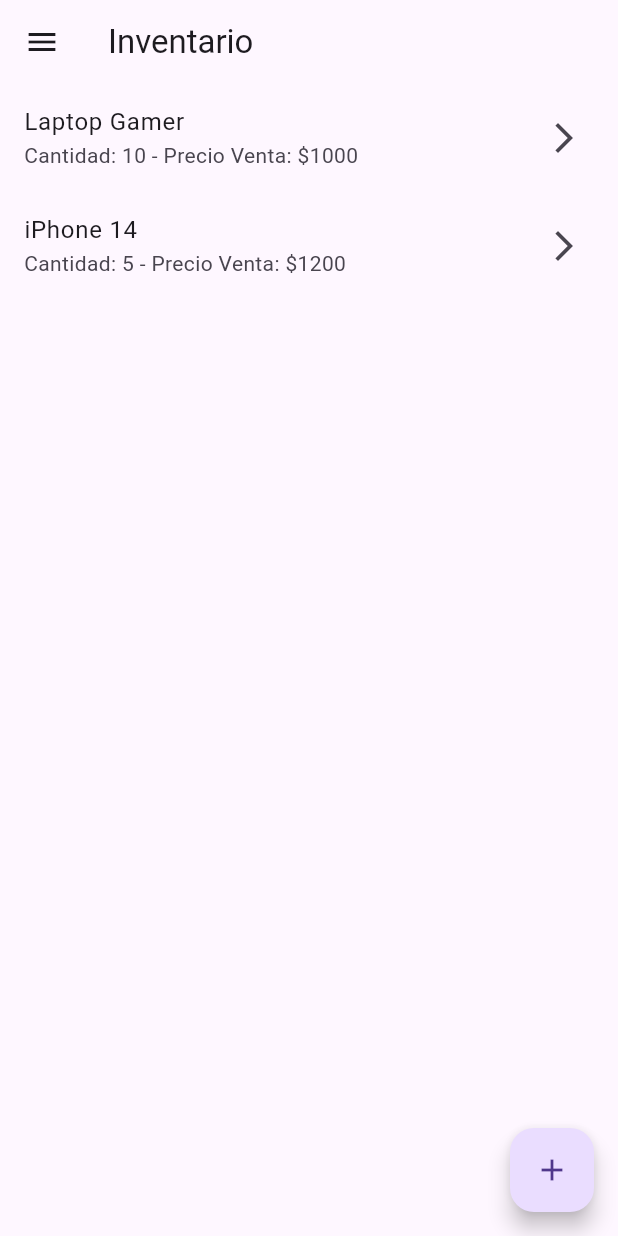
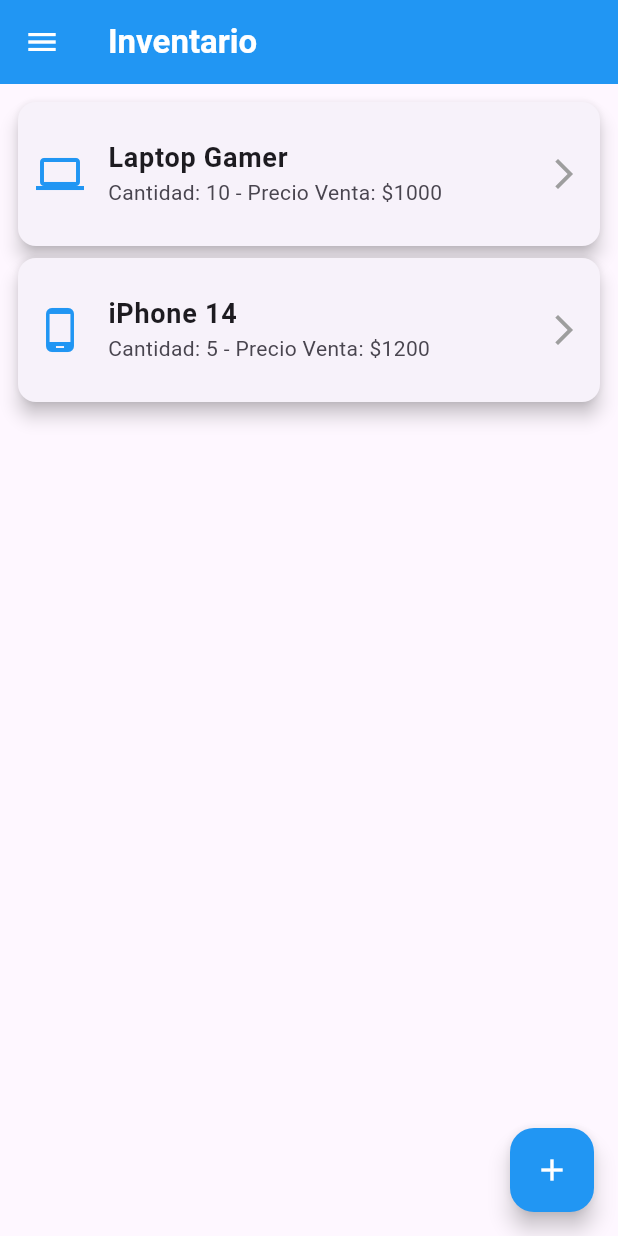
Before and after one commit to GabrielElias18/Flutter, a Flutter app: the screen it shows after launch, on a phone screen of 412 x 824 dp. Run offline on Flutter 3.47's test engine with Material 3 defaults, Android fonts, the phone set to English and light mode, and no system bars.

Commit message:
styles invenario

```diff
--- a/lib/screens/inventario_screen.dart
+++ b/lib/screens/inventario_screen.dart
@@ -40,16 +40,36 @@ class _InventarioScreenState extends State<InventarioScreen> {
   @override
   Widget build(BuildContext context) {
     return Scaffold(
-      appBar: AppBar(title: const Text("Inventario")),
+      appBar: AppBar(
+        title: const Text("Inventario", style: TextStyle(fontWeight: FontWeight.bold)),
+        backgroundColor: Colors.blue,
+        foregroundColor: Colors.white,
+      ),
       drawer: const Sidebar(),
-      body: ListView.builder(
+      body: Padding(
+        padding: const EdgeInsets.all(8.0),
+        child: ListView.builder(
           itemCount: productos.length,
           itemBuilder: (context, index) {
             final producto = productos[index];
-          return ListTile(
-            title: Text(producto["nombre"]),
+            return Card(
+              elevation: 5,
+              shape: RoundedRectangleBorder(
+                borderRadius: BorderRadius.circular(12),
+              ),
+              child: ListTile(
+                contentPadding: const EdgeInsets.all(12),
+                leading: Icon(
+                  producto["categoria"] == "Laptops" ? Icons.laptop : Icons.phone_android,
+                  color: Colors.blue,
+                  size: 32,
+                ),
+                title: Text(
+                  producto["nombre"],
+                  style: const TextStyle(fontSize: 18, fontWeight: FontWeight.bold),
+                ),
                 subtitle: Text("Cantidad: ${producto["cantidad"]} - Precio Venta: \$${producto["precioVenta"]}"),
-            trailing: const Icon(Icons.arrow_forward_ios),
+                trailing: const Icon(Icons.arrow_forward_ios, color: Colors.grey),
                 onTap: () {
                   Navigator.push(
                     context,
@@ -62,14 +82,17 @@ class _InventarioScreenState extends State<InventarioScreen> {
                     ),
                   );
                 },
+              ),
             );
           },
         ),
+      ),
       floatingActionButton: FloatingActionButton(
+        backgroundColor: Colors.blue,
         onPressed: () {
           mostrarFormularioProducto(context, agregarProducto);
         },
-        child: const Icon(Icons.add),
+        child: const Icon(Icons.add, color: Colors.white),
       ),
     );
   }
```
Lines whose indentation alone changed are shown as unchanged.
